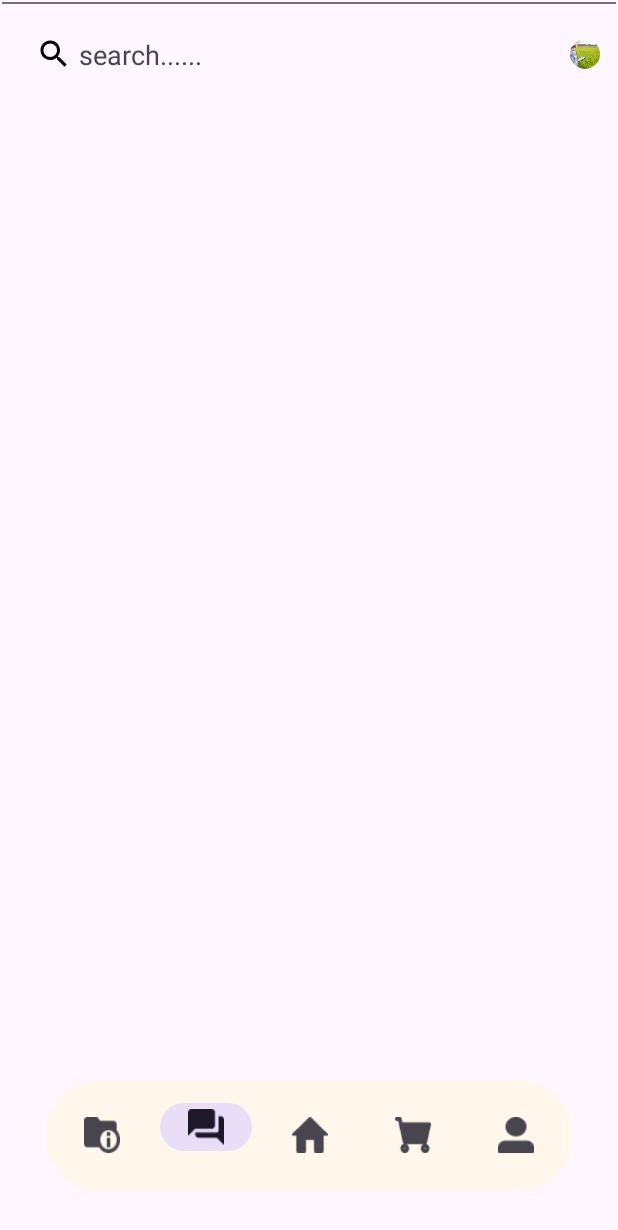
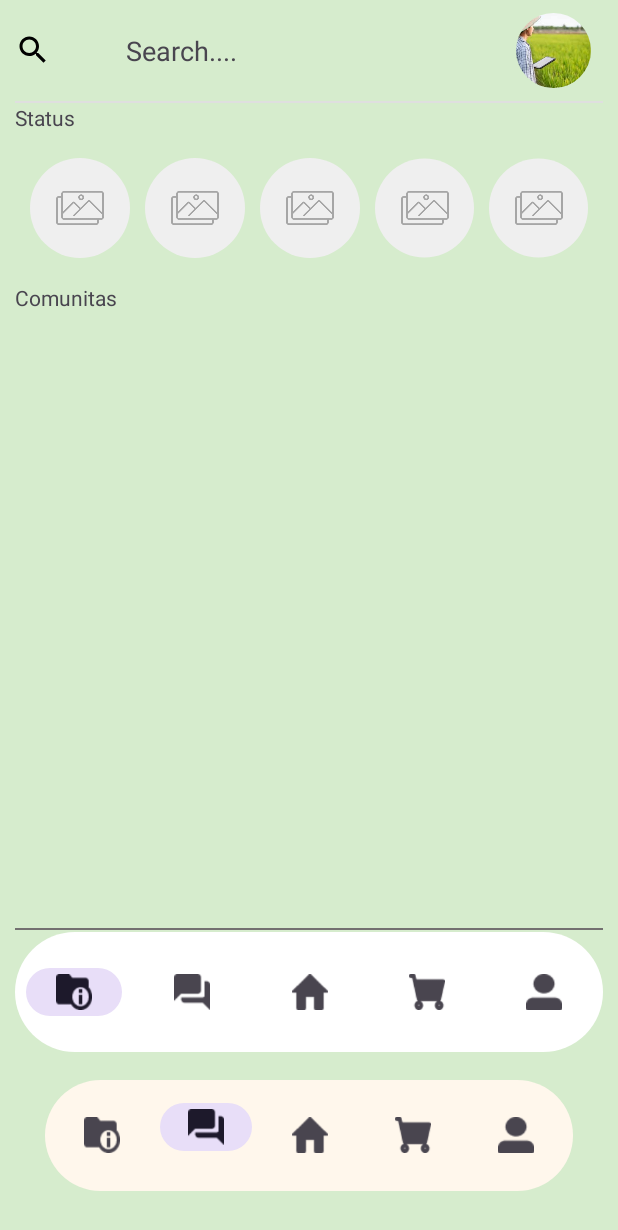
Before and after one commit to dariwan/Petani-Maju, an Android app: the ForumFragment screen opened through its navigation route, on a phone screen of 412 x 824 dp. Shown: the top 1230 px of the screen. Run offline under Robolectric (Android 15) with nearby library versions, the light colour scheme and no system bars; our stand-ins replace CircleImageView, navigation-ui; 3 statements that could not run were skipped.

Commit message:
Fix Page

```diff
--- /dev/null
+++ b/app/src/main/res/drawable/radius_buton.xml
@@ -0,0 +1,15 @@
+<?xml version="1.0" encoding="utf-8"?>
+<layer-list
+    xmlns:android="http://schemas.android.com/apk/res/android">
+
+    <item>
+        <shape>
+            <solid android:color="@color/white"/>
+            <corners
+                android:bottomRightRadius="45dp"
+                android:topRightRadius="45dp"
+                android:topLeftRadius="45dp"
+                android:bottomLeftRadius="45dp"/>
+        </shape>
+    </item>
+</layer-list>
--- a/app/src/main/res/layout/fragment_forum.xml
+++ b/app/src/main/res/layout/fragment_forum.xml
@@ -1,46 +1,171 @@
 <?xml version="1.0" encoding="utf-8"?>
-<RelativeLayout xmlns:android="http://schemas.android.com/apk/res/android"
+<LinearLayout xmlns:android="http://schemas.android.com/apk/res/android"
     xmlns:tools="http://schemas.android.com/tools"
     android:layout_width="match_parent"
     android:layout_height="match_parent"
+    android:background="@color/green"
     xmlns:app="http://schemas.android.com/apk/res-auto"
     tools:context=".view.forum.ForumFragment">
 
-    <RelativeLayout
+    <LinearLayout
+        android:layout_marginRight="10dp"
+        android:layout_marginLeft="10dp"
+        android:id="@+id/layout_one"
         android:layout_width="match_parent"
         android:layout_height="wrap_content"
-        android:padding="12dp"
-        android:id="@+id/layout_one">
+        android:orientation="vertical">
+
+        <LinearLayout
+            android:orientation="horizontal"
+            android:layout_width="match_parent"
+            android:layout_height="67dp">
+
+            <TextView
+                android:layout_width="334dp"
+                android:layout_height="50dp"
+                android:layout_gravity="center_vertical"
+                android:drawableStart="@drawable/search"
+                android:drawablePadding="50dp"
+                android:gravity="center_vertical"
+                android:text="Search...."
+                android:textSize="18sp" />
+
+            <de.hdodenhof.circleimageview.CircleImageView
+                android:layout_width="50dp"
+                android:layout_height="50dp"
+                android:layout_gravity="center_vertical"
+                android:src="@drawable/pasurya"
+                tools:src="@tools:sample/avatars" />
+
+        </LinearLayout>
+        <RelativeLayout
+            android:layout_width="match_parent"
+            android:layout_height="1dp"
+            android:background="#DFDFDF"></RelativeLayout>
+        <TextView
+            android:layout_width="match_parent"
+            android:layout_height="20dp"
+            android:text="Status"/>
+        <LinearLayout
+            android:padding="10dp"
+            android:layout_width="match_parent"
+            android:layout_height="100dp">
+            <LinearLayout
+                android:layout_weight="1"
+                android:layout_width="match_parent"
+                android:layout_height="match_parent"
+                android:orientation="vertical">
+
+                <de.hdodenhof.circleimageview.CircleImageView
+                    android:layout_width="match_parent"
+                    android:layout_height="match_parent"
+                    android:src="@drawable/placholder"
+                    tools:src="@tools:sample/avatars" />
+            </LinearLayout>
+
+            <RelativeLayout
+                android:layout_width="10dp"
+                android:layout_height="match_parent">
+            </RelativeLayout>
 
 
+            <LinearLayout
+                android:layout_weight="1"
+                android:layout_width="match_parent"
+                android:layout_height="match_parent"
+                android:orientation="vertical">
+
+                <de.hdodenhof.circleimageview.CircleImageView
+                    android:layout_width="match_parent"
+                    android:layout_height="match_parent"
+                    android:src="@drawable/placholder"
+                    tools:src="@tools:sample/avatars" />
+
+            </LinearLayout>
+            <RelativeLayout
+                android:layout_width="10dp"
+                android:layout_height="match_parent">
+            </RelativeLayout>
+            <LinearLayout
+                android:layout_weight="1"
+                android:layout_width="match_parent"
+                android:layout_height="match_parent"
+                android:orientation="vertical">
+
+                <de.hdodenhof.circleimageview.CircleImageView
+                    android:layout_width="match_parent"
+                    android:layout_height="match_parent"
+                    android:src="@drawable/placholder"
+                    tools:src="@tools:sample/avatars" />
+
+            </LinearLayout>
+            <RelativeLayout
+                android:layout_width="10dp"
+                android:layout_height="match_parent">
+            </RelativeLayout>
+            <LinearLayout
+                android:layout_weight="1"
+                android:layout_width="match_parent"
+                android:layout_height="match_parent"
+                android:orientation="vertical">
+
+                <de.hdodenhof.circleimageview.CircleImageView
+                    android:layout_width="match_parent"
+                    android:layout_height="match_parent"
+                    android:src="@drawable/placholder"
+                    tools:src="@tools:sample/avatars" />
+
+            </LinearLayout>
+            <RelativeLayout
+                android:layout_width="10dp"
+                android:layout_height="match_parent">
+            </RelativeLayout>
+            <LinearLayout
+                android:layout_weight="1"
+                android:layout_width="match_parent"
+                android:layout_height="match_parent"
+                android:orientation="vertical">
+
+                <de.hdodenhof.circleimageview.CircleImageView
+                    android:layout_width="match_parent"
+                    android:layout_height="match_parent"
+                    android:src="@drawable/placholder"
+                    tools:src="@tools:sample/avatars" />
+
+            </LinearLayout>
+        </LinearLayout>
         <TextView
             android:layout_width="match_parent"
+            android:layout_height="30dp"
+            android:text="Comunitas"/>
+
+        <ListView
+            android:layout_width="match_parent"
+            android:layout_height="400dp"></ListView>
+        <View
+            android:id="@id/line_break"
+            android:layout_width="match_parent"
+            android:layout_height="1dp"
+            android:background="@color/grey"
+            android:layout_below="@id/layout_one"/>
+        <FrameLayout
+            android:layout_width="match_parent"
+            android:layout_height="match_parent"
+            android:id="@id/content_main"
+            android:layout_below="@id/line_break"
+            android:layout_marginTop="1dp"/>
+        <com.google.android.material.bottomnavigation.BottomNavigationView
+            android:background="@drawable/radius_buton"
+            android:layout_width="match_parent"
             android:layout_height="wrap_content"
-            android:id="@+id/txtsearch"
-            android:drawableStart="@drawable/search"
-            android:padding="12dp"
-            android:text=" search......"
-            android:gravity="center_vertical"
-            android:textSize="18sp"/>
+            android:layout_alignParentBottom="true"
+            android:id="@+id/bottom_navigation"
+            app:labelVisibilityMode="unlabeled"
+            app:menu="@menu/bottom_nav_menu"/>
 
-        <de.hdodenhof.circleimageview.CircleImageView
-            android:layout_width="20dp"
-            android:layout_height="20dp"
-            android:layout_alignParentEnd="true"
-            android:layout_centerVertical="true"
-            android:src="@drawable/pasurya"
-            android:id="@+id/profile"/>
 
-    </RelativeLayout>
-
-    <View
-        android:layout_width="match_parent"
-        android:layout_height="1dp"
-        android:background="@color/grey"
-        android:id="@+id/line_break"
-        android:layout_margin="1dp"/>
+    </LinearLayout>
 
 
 
-
-</RelativeLayout>
+</LinearLayout>
--- /dev/null
+++ b/app/src/main/res/values/ids.xml
@@ -0,0 +1,5 @@
+<?xml version="1.0" encoding="utf-8"?>
+<resources>
+    <item name="line_break" type="id" />
+    <item name="content_main" type="id" />
+</resources>
```
Also changed, not shown: app/src/main/res/drawable/grubcomunitas.xml (added, +16 -0 lines), app/src/main/res/drawable/radius.xml (deleted, +0 -13 lines), app/src/main/res/layout/send_comunitas.xml (added, +53 -0 lines).
